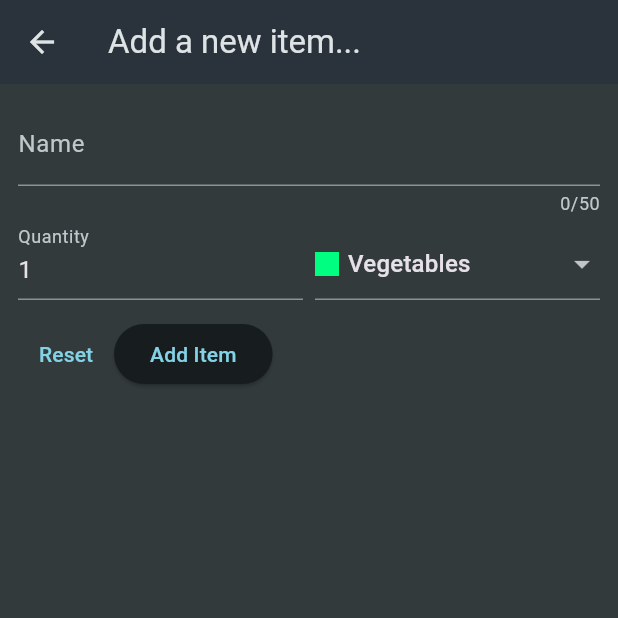
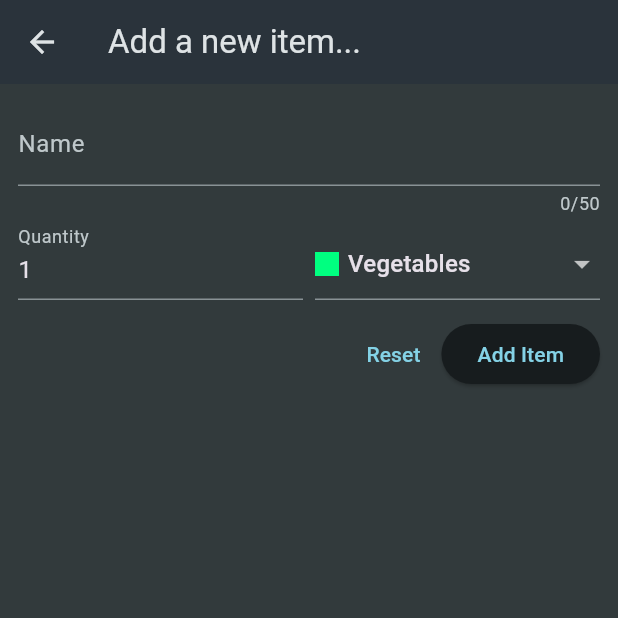
Before and after one commit to KalokYY/shopping_list, a Flutter app: the screen it shows after launch, after a tap on the "add" icon, on a phone screen of 412 x 824 dp, the top half of it. Run offline on Flutter 3.47's test engine with Material 3 defaults, Android fonts, the phone set to English and light mode, and no system bars; network calls fail.

Commit message:
Added  removeItem(), fixed new_item and grocery_list.

```diff
--- a/lib/widgets/grocery_list.dart
+++ b/lib/widgets/grocery_list.dart
@@ -1,7 +1,10 @@
 import 'package:flutter/material.dart';
-import 'package:shopping_list/data/dummy_items.dart';
+import 'package:shopping_list/data/categories.dart';
 import 'package:shopping_list/models/grocery_item.dart';
 import 'package:shopping_list/widgets/new_item.dart';
+import 'package:http/http.dart' as http;
+import 'dart:convert';
+
 
 class GroceryList extends StatefulWidget {
   const GroceryList({super.key});
@@ -11,41 +14,112 @@ class GroceryList extends StatefulWidget {
 }
 
 class _GroceryListState extends State<GroceryList> {
-  final List<GroceryItem> _groceryItems = [];
-  void _addItem()  async {
-    final newItem = await Navigator.of(context).push(
+  var _isLoading = true;
+
+  List<GroceryItem> _groceryItems = [];
+
+  @override
+  void initState() {
+    super.initState();
+    _loadItems();
+  }
+
+  void _loadItems() async {
+    final url = Uri.https(
+      'shopping-list-2f97f-default-rtdb.firebaseio.com',
+      'shopping-list.json',
+    );
+
+    try {
+      final response = await http.get(url);
+
+      if (response.body == 'null') {
+        setState(() {
+          _isLoading = false;
+        });
+        return;
+      }
+
+      final Map<String, dynamic> listData = json.decode(
+        response.body,
+      );
+
+      final List<GroceryItem> loadedItems = [];
+
+      for (final item in listData.entries) {
+        final currentCat = categories.entries.firstWhere(
+          (catItem) => catItem.value.title == item.value['category'],
+        ).value;
+
+        loadedItems.add(
+          GroceryItem(
+            id: item.key,
+            name: item.value['name'],
+            quantity: int.parse(item.value['quantity'].toString()),
+            category: currentCat,
+          ),
+        );
+      }
+
+      setState(() {
+        _groceryItems = loadedItems;
+        _isLoading = false;
+      });
+
+    } catch (error) {
+      print('Failed to load items: $error');
+      setState(() {
+        _isLoading = false;
+      });
+    }
+  }
+
+  void _addItem() async {
+    final newItem = await
+    Navigator.of(context).push<GroceryItem>(
       MaterialPageRoute(
         builder: (ctx) => const NewItem(),
       ),
     );
+
     if(newItem == null) {
       return;
     }
-    else{
+
     setState(() {
       _groceryItems.add(newItem);
     });
   }
-  }
 
-  void _removeItem(GroceryItem item)
-  {
+  void _removeItem(GroceryItem item) async {
+    final index = _groceryItems.indexOf(item);
     setState(() {
       _groceryItems.remove(item);
     });
-
-  for (var i = 0; i< _groceryItems.length; i++)
+    final url = Uri.https(
+      'shopping-list-2f97f-default-rtdb.firebaseio.com',
+      'shopping-list/${item.id}.json',
+    );
+    var response  =  await http.delete(url);
+    if(response.statusCode >400)
     {
-      print(_groceryItems[i].name);
+      setState(() {
+        _groceryItems.insert(index, item);
+      });
     }
   }
-
 
   @override
   Widget build(BuildContext context) {
     Widget content = const Center(child: Text("Please Click the + Button to add an Item"),
     );
-    if(_groceryItems.isNotEmpty)
+
+    if (_isLoading)
+    {
+      content = const Center(child: CircularProgressIndicator());
+    }
+
+    if(!_isLoading && _groceryItems.isNotEmpty)
     {
       content = ListView.builder(
         itemCount: _groceryItems.length,
@@ -58,14 +132,15 @@ class _GroceryListState extends State<GroceryList> {
             leading: Container(
             width: 24,
             height: 24,
-            color: groceryItems[index].category.color,
+            color: _groceryItems[index].category.color,
           ),
-          title: Text(groceryItems[index].name),
-          trailing: Text(groceryItems[index].quantity.toString()),
+          title: Text(_groceryItems[index].name),
+          trailing: Text(_groceryItems[index].quantity.toString()),
         ),
         )
       );
     }
+
     return Scaffold(
       appBar: AppBar(
         title: const Text("Your Groceries"),
--- a/lib/widgets/new_item.dart
+++ b/lib/widgets/new_item.dart
@@ -1,12 +1,13 @@
 import 'package:flutter/material.dart';
 import 'package:shopping_list/data/categories.dart';
 import 'package:shopping_list/models/category.dart';
-import 'package:shopping_list/models/grocery_item.dart';
 import 'package:http/http.dart' as http;
 import 'dart:convert';
+import 'package:shopping_list/models/grocery_item.dart';
 
 class NewItem extends StatefulWidget {
   const NewItem({super.key});
+
   @override
   State<NewItem> createState() {
     return _NewItemState();
@@ -18,17 +19,23 @@ class _NewItemState extends State<NewItem> {
   var _enteredName = '';
   var _enteredQuantity = 1;
   var _selectedCategory = categories[Categories.vegetables]!;
+  var _isSending = false;
 
   void _saveItem() async {
     if (_formKey.currentState!.validate())
     {
       _formKey.currentState!.save();
-      //save this to database
+
+      setState(() {
+        _isSending = true;
+      });
+
       final url = Uri.https(
         'shopping-list-2f97f-default-rtdb.firebaseio.com',
         'shopping-list.json'
       );
 
+      try {
         final response = await http.post(
           url,
           headers: {'Content-Type': 'application/json'},
@@ -39,16 +46,35 @@ class _NewItemState extends State<NewItem> {
           }),
         );
 
-      print(response.body);
-      print(response.statusCode);
-
-      if(!context.mounted) {
+        if (response.statusCode >= 400) {
+           setState(() {
+              _isSending = false;
+           });
            return;
         }
 
-      Navigator.of(context).pop();
+        final Map<String, dynamic> resData = json.decode(response.body);
+
+        if(!context.mounted)
+        {
+          return;
+        }
+
+        Navigator.of(context).pop(GroceryItem(
+          id: resData['name'],
+          name: _enteredName,
+          quantity: _enteredQuantity,
+          category: _selectedCategory,
+        ));
+      } catch (error) {
+        setState(() {
+          _isSending = false;
+        });
+        print('Error saving item: $error');
       }
     }
+  }
+
 
   @override
   Widget build(BuildContext context) {
@@ -79,6 +105,7 @@ class _NewItemState extends State<NewItem> {
                 onSaved: (value){
                   _enteredName = value!;
                 },
+                enabled: !_isSending,
               ),
               Row(
                 crossAxisAlignment: CrossAxisAlignment.end,
@@ -101,6 +128,7 @@ class _NewItemState extends State<NewItem> {
                       onSaved: (value){
                         _enteredQuantity = int.parse(value!);
                       },
+                      enabled: !_isSending,
                     ),
                   ),
 
@@ -108,7 +136,7 @@ class _NewItemState extends State<NewItem> {
                     width: 8,
                   ),
                   Expanded(
-                    child: DropdownButtonFormField(
+                    child: DropdownButtonFormField<Category>(
                       initialValue: _selectedCategory,
                       items: [
                         for (final category in categories.entries)
@@ -129,18 +157,35 @@ class _NewItemState extends State<NewItem> {
                             ),
                           ),
                       ],
-                      onChanged: (value) {},
+                      onChanged: _isSending ? null : (value) {
+                        setState(()
+                        {
+                          _selectedCategory = value!;
+                        });
+                      },
                     ),
                   ),
                 ],
               ),
               const SizedBox(height: 12),
-              Row(children: [
-                TextButton(onPressed: (){
+              Row(
+                mainAxisAlignment: MainAxisAlignment.end,
+                children: [
+                  TextButton(
+                    onPressed:_isSending ? null: () {
                       _formKey.currentState!.reset();
-                }, child: const Text("Reset"),
+                    },
+                    child: const Text("Reset"),
                   ),
-                ElevatedButton(onPressed: _saveItem, child: const Text("Add Item"),
+                  ElevatedButton(
+                    onPressed: _isSending ? null : _saveItem,
+                    child: _isSending
+                        ? SizedBox(
+                            height: 16,
+                            width: 16,
+                            child: CircularProgressIndicator(),
+                          )
+                        : Text("Add Item"),
                   ),
                 ],
               ),
```
Also changed, not shown: lib/models/category.dart (line endings or trailing spaces). Lines whose indentation alone changed are shown as unchanged.
